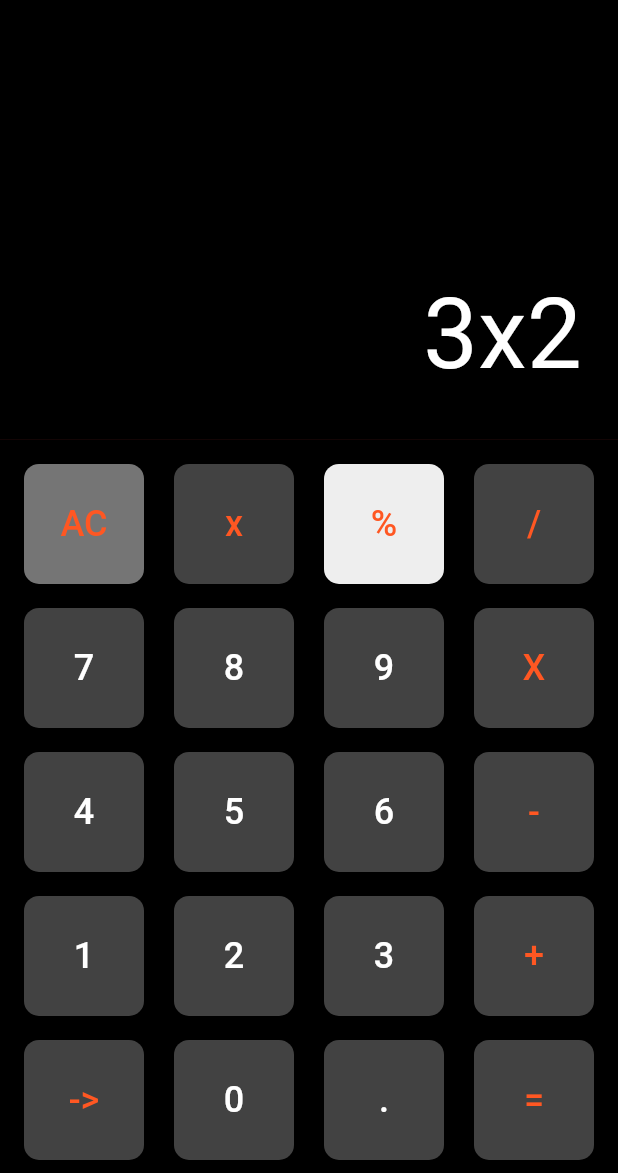
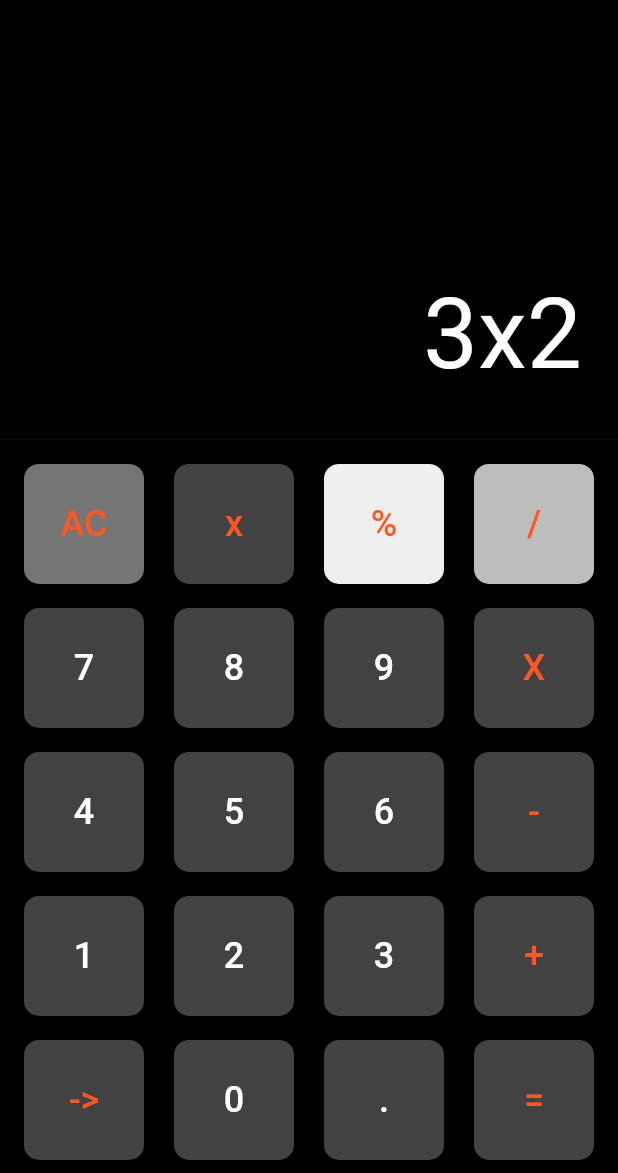
Before and after one commit to ArtoriasDWater/blog, a Flutter app: the screen it shows after launch, on a phone screen of 412 x 824 dp, the part 63-1236 px from its top. Run offline on Flutter 3.47's test engine with Material 3 defaults, Android fonts, the phone set to English and light mode, and no system bars.

```diff
--- a/lib/main.dart
+++ b/lib/main.dart
@@ -74,7 +74,7 @@ class MyApp extends StatelessWidget {
                         ),
                         BotonCalculadora(
                           texto: '/',
-                          colorFondo: Colors.grey.shade800,
+                          colorFondo: Colors.grey.shade400,
                           colorTexto: Colors.deepOrange,
                         ),
                         BotonCalculadora(
```
